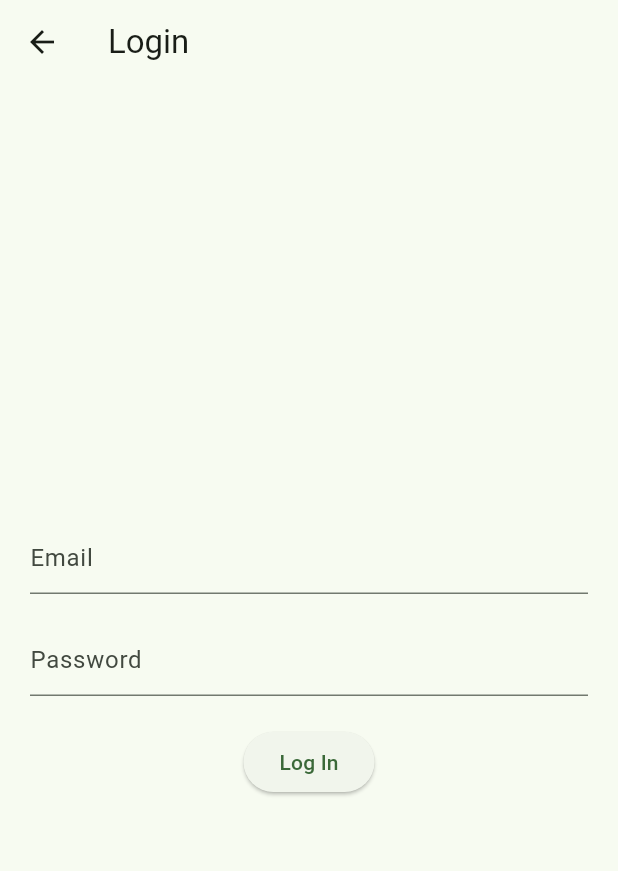
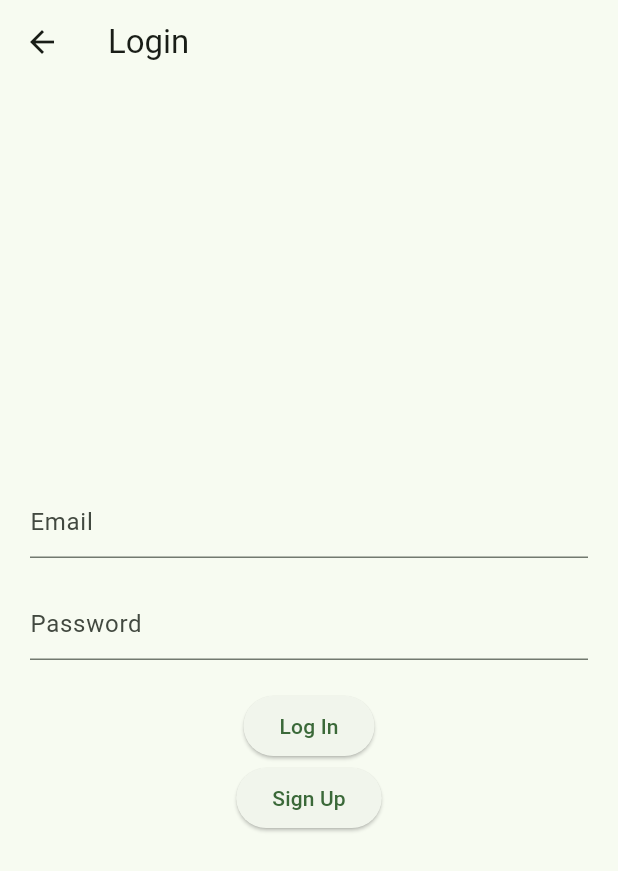
Before and after one commit to Furilon/flutter-weather-app, a Flutter app: the LoginScreen screen opened directly, after a tap on "Log In", on a phone screen of 412 x 824 dp. Shown: the top 871 px of the screen. Run offline on Flutter 3.47's test engine with Material 3 defaults, Android fonts, the light colour scheme and no system bars; our stand-ins replace firebase_auth, firebase_core; accounts and stored records are empty.

Commit message:
Linked login screen to signup screen

```diff
--- a/lib/login_screen.dart
+++ b/lib/login_screen.dart
@@ -1,4 +1,5 @@
 import 'package:flutter/material.dart';
+import 'signup_screen.dart';
 
 class LoginScreen extends StatefulWidget {
   const LoginScreen({super.key});
@@ -8,8 +9,8 @@ class LoginScreen extends StatefulWidget {
 }
 
 class _LoginScreenState extends State<LoginScreen> {
-  TextEditingController _emailController = TextEditingController();
-  TextEditingController _passwordController = TextEditingController();
+  final TextEditingController _emailController = TextEditingController();
+  final TextEditingController _passwordController = TextEditingController();
 
   @override
   Widget build(BuildContext context) {
@@ -42,8 +43,19 @@ class _LoginScreenState extends State<LoginScreen> {
               onPressed: () {
                 String email = _emailController.text.trim();
                 String password = _passwordController.text.trim();
+
+                print("Email: ${email}, pw: ${password}");
               },
               child: const Text('Log In'),
+            ),
+            ElevatedButton(
+              onPressed: () {
+                Navigator.push(
+                    context,
+                    MaterialPageRoute(builder: (context) => const SignUpScreen())
+                );
+              },
+              child: const Text('Sign Up'),
             ),
           ],
         ),
--- a/lib/signup_screen.dart
+++ b/lib/signup_screen.dart
@@ -1,13 +1,15 @@
 import 'package:flutter/material.dart';
 
 class SignUpScreen extends StatefulWidget {
+  const SignUpScreen({super.key});
+
   @override
   State<SignUpScreen> createState() => _SignUpScreenState();
 }
 
 class _SignUpScreenState extends State<SignUpScreen> {
-  TextEditingController _emailController = TextEditingController();
-  TextEditingController _passwordController = TextEditingController();
+  final TextEditingController _emailController = TextEditingController();
+  final TextEditingController _passwordController = TextEditingController();
 
   @override
   Widget build(BuildContext context) {
```
